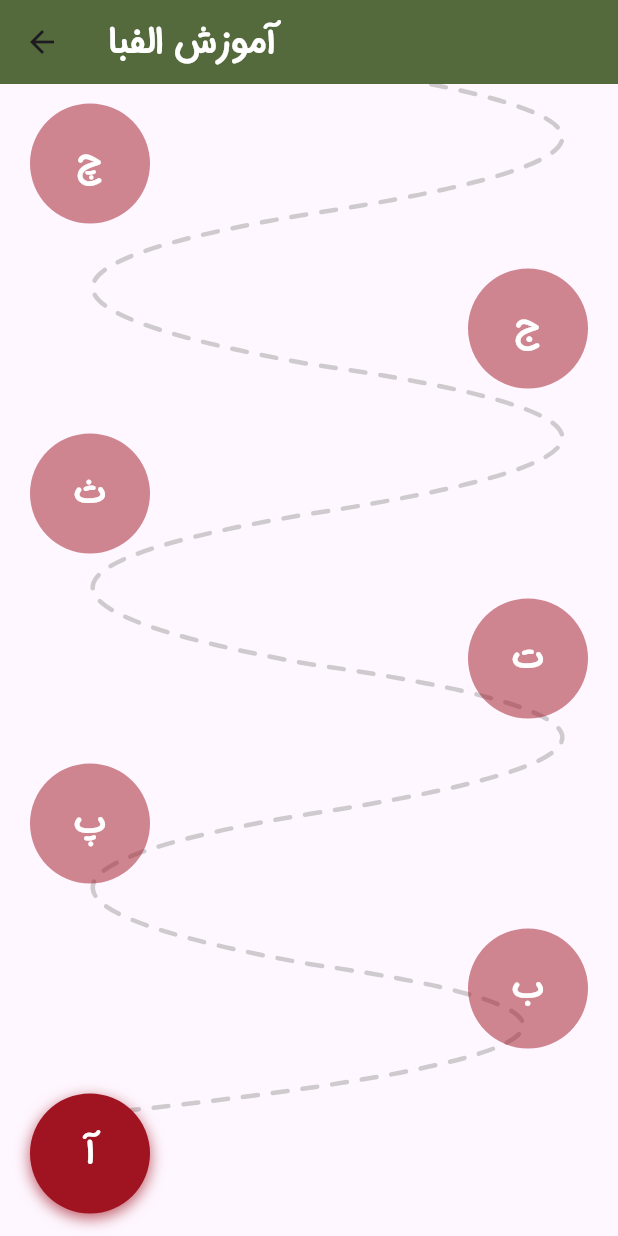
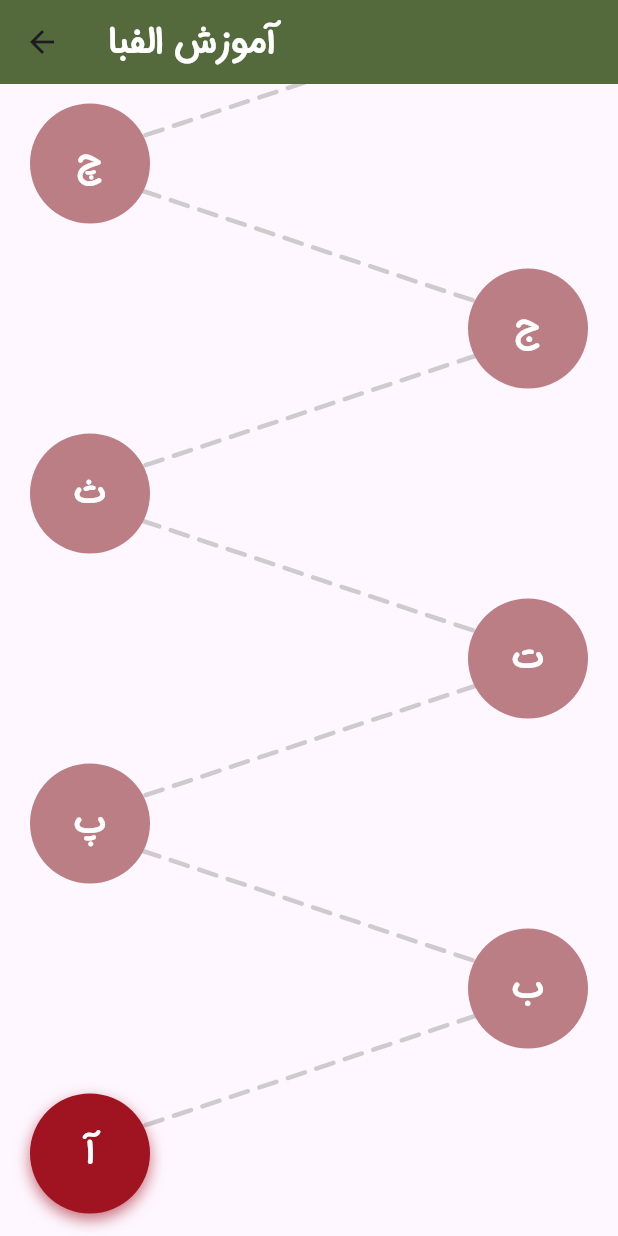
Before and after one commit to aanaahitaa/cti_yare_mehraban_test, a Flutter app: the screen it shows after launch, after a tap on "حروف الفبا", on a phone screen of 412 x 824 dp. Run offline on Flutter 3.47's test engine with Material 3 defaults, Android fonts, the light colour scheme and no system bars.

Commit message:
Fix AlphabetPage

```diff
--- a/lib/main.dart
+++ b/lib/main.dart
@@ -6,7 +6,7 @@ void main() {
 }
 
 class MyApp extends StatelessWidget {
-  const MyApp({Key? key}) : super(key: key);
+  const MyApp({super.key});
 
   @override
   Widget build(BuildContext context) {
--- a/lib/screens/alphabet_screen.dart
+++ b/lib/screens/alphabet_screen.dart
@@ -1,54 +1,53 @@
-import 'dart:ui';
-
 import 'package:flutter/material.dart';
 import '../theme/app_styles.dart';
 
 class AlphabetPage extends StatelessWidget {
-  final List<String> letters = [
+  final List<String> letters = const [
     'آ', 'ب', 'پ', 'ت', 'ث', 'ج', 'چ', 'ح', 'خ', 'د',
     'ذ', 'ر', 'ز', 'ژ', 'س', 'ش', 'ص', 'ض', 'ط', 'ظ',
     'ع', 'غ', 'ف', 'ق', 'ک', 'گ', 'ل', 'م', 'ن', 'و', 'ه', 'ی'
   ];
 
+  const AlphabetPage({super.key});
+
   @override
   Widget build(BuildContext context) {
+    double itemHeight = 110;
+
     return Scaffold(
       appBar: AppBar(
         title: Text('آموزش الفبا', style: AppStyles.appBarTextStyle),
         backgroundColor: AppColors.backgroundStart,
       ),
-      body: LayoutBuilder(
-        builder: (context, constraints) {
-          double itemHeight = 100; // ارتفاع هر دکمه
-          double totalHeight = letters.length * itemHeight;
+      body: ListView.builder(
+        reverse: true, // شروع از پایین
+        itemCount: letters.length,
+        itemExtent: itemHeight,
+        itemBuilder: (context, index) {
+          return Stack(
+            children: [
+              // مسیر قبل از دکمه بیاد تا پشتش باشه
+              if (index < letters.length - 1)
+                CustomPaint(
+                  painter: PathSegmentPainter(
+                    fromLeft: index.isEven,
+                    toLeft: (index + 1).isEven,
+                    itemHeight: itemHeight,
+                  ),
+                  size: Size.infinite,
+                ),
 
-          return SingleChildScrollView(
-            reverse: true, // شروع از پایین
-            child: SizedBox(
-              height: totalHeight,
-              child: Stack(
-                children: [
-                  // مسیر مارپیچ که همراه دکمه‌ها حرکت می‌کند
-                  Positioned.fill(
-                    child: CustomPaint(
-                      painter: PathPainter(letters.length, itemHeight),
+              // دکمه
+              Align(
+                alignment: index.isEven
+                    ? Alignment.centerLeft
+                    : Alignment.centerRight,
+                child: LetterButton(
+                  text: letters[index],
+                  isActive: index == 0,
                 ),
               ),
-                  // لیست دکمه‌های الفبا
-                  ListView.builder(
-                    reverse: true,
-                    physics: NeverScrollableScrollPhysics(), // اسکرول را به SingleChildScrollView بسپار
-                    itemCount: letters.length,
-                    itemBuilder: (context, index) {
-                      return Align(
-                        alignment: index.isEven ? Alignment.centerLeft : Alignment.centerRight,
-                        child: LetterButton(text: letters[index], isActive: index == 0),
-                      );
-                    },
-                  ),
             ],
-              ),
-            ),
           );
         },
       ),
@@ -60,7 +59,11 @@ class LetterButton extends StatelessWidget {
   final String text;
   final bool isActive;
 
-  const LetterButton({required this.text, required this.isActive});
+  const LetterButton({
+    super.key,
+    required this.text,
+    required this.isActive,
+  });
 
   @override
   Widget build(BuildContext context) {
@@ -69,23 +72,24 @@ class LetterButton extends StatelessWidget {
       width: 80,
       height: 80,
       decoration: BoxDecoration(
-        color: isActive ? AppColors.primary : AppColors.disabled.withOpacity(0.5),
+        color: isActive ? AppColors.primary : AppColors.primaryDisabled,
         shape: BoxShape.circle,
-        boxShadow: [
-          if (isActive)
+        boxShadow: isActive
+            ? [
           BoxShadow(
-              color: AppColors.primary.withOpacity(0.7),
+            color: AppColors.primary.withOpacity(0.6),
             blurRadius: 8,
-              offset: const Offset(0, 3),
-            ),
-        ],
+            offset: const Offset(0, 4),
+          )
+        ]
+            : [],
       ),
       child: Center(
         child: Text(
           text,
           style: const TextStyle(
+            fontSize: 24,
             color: Colors.white,
-            fontSize: 24,
             fontWeight: FontWeight.bold,
           ),
         ),
@@ -94,55 +98,57 @@ class LetterButton extends StatelessWidget {
   }
 }
 
-class PathPainter extends CustomPainter {
-  final int itemCount;
+class PathSegmentPainter extends CustomPainter {
+  final bool fromLeft;
+  final bool toLeft;
   final double itemHeight;
 
-  PathPainter(this.itemCount, this.itemHeight);
+  PathSegmentPainter({
+    required this.fromLeft,
+    required this.toLeft,
+    required this.itemHeight,
+  });
 
   @override
   void paint(Canvas canvas, Size size) {
-    Paint paint = Paint()
-      ..color = Colors.grey.shade500.withOpacity(0.5) // رنگ خاکستری خط‌چین
+    final paint = Paint()
+      ..color = Colors.grey.withOpacity(0.5)
       ..strokeWidth = 3
-      ..style = PaintingStyle.stroke
-      ..strokeCap = StrokeCap.round;
+      ..strokeCap = StrokeCap.round // ← گوشه‌های گرد
+      ..style = PaintingStyle.stroke;
 
-    Path path = Path();
-    double startY = size.height - itemHeight / 1.2; // شروع از پایین
+    // تنظیم مختصات برای مسیر
+    double startX = fromLeft ? 40 : size.width - 40;
+    double startY = size.height - (itemHeight / 2); // شروع از پایین
 
-    path.moveTo(size.width * 0.2, startY);
+    double endX = toLeft ? 40 : size.width - 40;
+    double endY = size.height - (itemHeight + itemHeight / 2); // پایان مسیر از پایین
 
-    for (int i = 0; i < itemCount; i++) {
-      double controlX = i.isEven ? size.width * 1.32 : size.width * -0.2;
-      double controlY = startY - (i + 0.5) * itemHeight;
-      double endX = size.width * 0.5;
-      double endY = startY - ((i + 1) * itemHeight) + (itemHeight / 50);
+    double controlX = size.width / 2;
+    double controlY = startY - (itemHeight / 2); // کنترل مسیر به سمت بالا
 
+    final path = Path();
+    path.moveTo(startX, startY);
     path.quadraticBezierTo(controlX, controlY, endX, endY);
-    }
 
     drawDashedLine(canvas, path, paint);
   }
 
   void drawDashedLine(Canvas canvas, Path path, Paint paint) {
-    PathMetric pathMetric = path.computeMetrics().first;
-    double dashLength = 10.0;
-    double gapLength = 10.0;
-    double distance = 0.0;
+    for (final metric in path.computeMetrics()) {
+      double dashLength = 12;
+      double gapLength = 8;
+      double distance = 0;
 
-    while (distance < pathMetric.length) {
-      double nextDistance = distance + dashLength;
-      if (nextDistance > pathMetric.length) nextDistance = pathMetric.length;
-
-      canvas.drawPath(
-        pathMetric.extractPath(distance, nextDistance),
-        paint,
-      );
+      while (distance < metric.length) {
+        final next = distance + dashLength;
+        final subPath = metric.extractPath(distance, next.clamp(0, metric.length));
+        canvas.drawPath(subPath, paint);
         distance += dashLength + gapLength;
+      }
     }
   }
 
   @override
-  bool shouldRepaint(covariant CustomPainter oldDelegate) => false;
+  bool shouldRepaint(covariant CustomPainter oldDelegate) => true;
 }
--- a/lib/screens/home_screen.dart
+++ b/lib/screens/home_screen.dart
@@ -4,7 +4,7 @@ import '../theme/app_styles.dart';
 import 'alphabet_screen.dart';
 
 class HomeScreen extends StatelessWidget {
-  const HomeScreen({Key? key}) : super(key: key);
+  const HomeScreen({super.key});
 
   @override
   Widget build(BuildContext context) {
--- a/lib/screens/splash_screen.dart
+++ b/lib/screens/splash_screen.dart
@@ -3,7 +3,7 @@ import 'dart:async';
 import 'home_screen.dart';
 
 class SplashScreen extends StatefulWidget {
-  const SplashScreen({Key? key}) : super(key: key);
+  const SplashScreen({super.key});
 
   @override
   _SplashScreenState createState() => _SplashScreenState();
--- a/lib/theme/app_styles.dart
+++ b/lib/theme/app_styles.dart
@@ -2,7 +2,7 @@ import 'package:flutter/material.dart';
 
 class AppColors {
   static const Color primary = Color(0xFFA01321);
-  static const Color disabled = Color(0xFFA01321);
+  static const Color primaryDisabled = Color(0xFFBC7E85);
   static const Color backgroundStart = Color(0xFF526B33);
   static const Color backgroundEnd = Color(0xFFE5E3B1);
 
@@ -11,7 +11,6 @@ class AppColors {
   static const Color textOnLight = Colors.black;
   static final Color textOnDisabled = textOnPrimary.withOpacity(0.5);
 
-  // New custom button colors
   static const Color buttonShadowColor = Color(0xFFFFDE6C);
   static const Color buttonShadowBoxColor = Color(0xFFFFD540);
   static const Color buttonMainColor = Color(0xFFFFCF25);
@@ -19,7 +18,6 @@ class AppColors {
 }
 
 class AppStyles {
-  // Existing button styles (for other parts if needed)
   static final ButtonStyle buttonStyle = ElevatedButton.styleFrom(
     backgroundColor: AppColors.primary,
     shape: RoundedRectangleBorder(
@@ -30,7 +28,7 @@ class AppStyles {
   );
 
   static final ButtonStyle disabledButtonStyle = ElevatedButton.styleFrom(
-    backgroundColor: AppColors.disabled.withOpacity(0.5),
+    backgroundColor: AppColors.primaryDisabled,
     shape: RoundedRectangleBorder(
       borderRadius: BorderRadius.circular(15),
     ),
@@ -52,7 +50,6 @@ class AppStyles {
     fontFamily: 'IRANSansDN',
   );
 
-  // New custom button text style for home page
   static final TextStyle customButtonTextStyle = TextStyle(
     color: Colors.black,
     fontSize: 26,
--- a/lib/widgets/custom_button.dart
+++ b/lib/widgets/custom_button.dart
@@ -7,11 +7,11 @@ class CustomButton extends StatelessWidget {
   final VoidCallback? onPressed;
 
   const CustomButton({
-    Key? key,
+    super.key,
     required this.text,
     this.isActive = true,
     this.onPressed,
-  }) : super(key: key);
+  });
 
   @override
   Widget build(BuildContext context) {
```
Also changed, not shown: 4 other files. Lines whose indentation alone changed are shown as unchanged.
